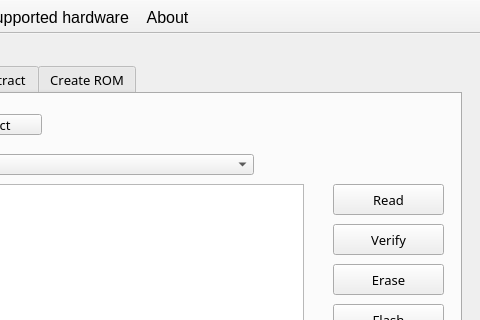
Before: the Qt Designer form mainwindow.ui in lukaszdmitrowski/coreboot_flashtool, drawn with Qt 5; both pictures show x 209 to 689 and y 0 to 320 of the 689 by 408 pixel window.
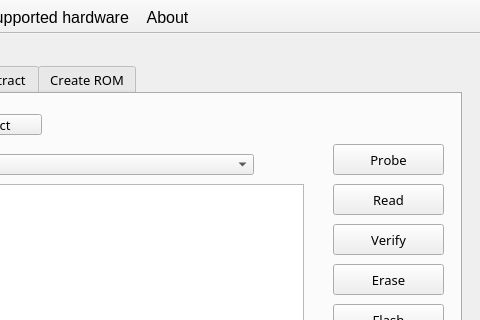
After: the same form once the commit is applied. The open tabs and pages were chosen to show the change. Icons and pictures are not drawn.

Commit message: [ADD] Probe button

Patch:
```diff
--- a/mainwindow.ui
+++ b/mainwindow.ui
@@ -205,6 +205,30 @@
        <string>Select</string>
       </property>
      </widget>
+     <widget class="QPushButton" name="b_probe">
+      <property name="geometry">
+       <rect>
+        <x>520</x>
+        <y>50</y>
+        <width>111</width>
+        <height>31</height>
+       </rect>
+      </property>
+      <property name="text">
+       <string>Probe</string>
+      </property>
+     </widget>
+     <zorder>cb_sel_progr</zorder>
+     <zorder>l_programmer</zorder>
+     <zorder>b_erase</zorder>
+     <zorder>b_flash</zorder>
+     <zorder>log_flash</zorder>
+     <zorder>b_verify</zorder>
+     <zorder>l_payload</zorder>
+     <zorder>l_payload_name</zorder>
+     <zorder>b_sel_payload</zorder>
+     <zorder>b_read</zorder>
+     <zorder>b_probe</zorder>
     </widget>
     <widget class="QWidget" name="tab_2">
      <attribute name="icon">
```
Left out of the diff: 2 changed lines with no effect on the pictures. The commit also changes 8 other files.
